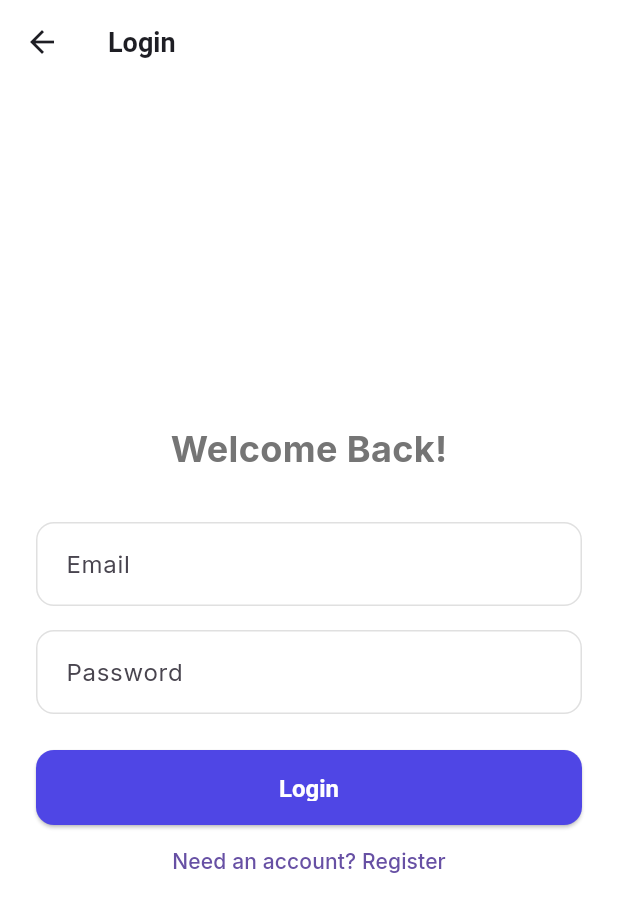
After one commit to Thokalamukesh/Rental_cars, a Flutter app: the AuthScreen screen opened directly, after a tap on "Login", on a phone screen of 412 x 824 dp. The commit adds this screen. Shown: the top 912 px of the screen. Run offline on Flutter 3.47's test engine with Material 3 defaults, Android fonts, the phone set to English and light mode, and no system bars; our stand-ins replace flutter_riverpod, go_router, google_fonts, image_picker, supabase_flutter; accounts and stored records are empty.

Commit message:
Add Auth, My Bookings, and login redirects

```diff
--- a/lib/core/routing/app_router.dart
+++ b/lib/core/routing/app_router.dart
@@ -1,6 +1,7 @@
 import 'package:go_router/go_router.dart';
 import 'package:flutter/material.dart';
 import '../../presentation/auth/screens/splash_screen.dart';
+import '../../presentation/auth/screens/auth_screen.dart';
 import '../../presentation/home/screens/home_screen.dart';
 
 final GlobalKey<NavigatorState> _rootNavigatorKey = GlobalKey<NavigatorState>(debugLabel: 'root');
--- /dev/null
+++ b/lib/presentation/auth/screens/auth_screen.dart
@@ -0,0 +1,89 @@
+import 'package:flutter/material.dart';
+import 'package:go_router/go_router.dart';
+import 'package:supabase_flutter/supabase_flutter.dart';
+
+class AuthScreen extends StatefulWidget {
+  const AuthScreen({super.key});
+
+  @override
+  State<AuthScreen> createState() => _AuthScreenState();
+}
+
+class _AuthScreenState extends State<AuthScreen> {
+  bool _isLogin = true;
+  bool _isLoading = false;
+  final _emailController = TextEditingController();
+  final _passwordController = TextEditingController();
+  final supabase = Supabase.instance.client;
+
+  Future<void> _submit() async {
+    final email = _emailController.text.trim();
+    final password = _passwordController.text.trim();
+    if (email.isEmpty || password.isEmpty) return;
+
+    setState(() => _isLoading = true);
+
+    try {
+      if (_isLogin) {
+        await supabase.auth.signInWithPassword(email: email, password: password);
+      } else {
+        await supabase.auth.signUp(email: email, password: password);
+        // Automatically insert a row into public.users if RLS allows or let a trigger handle it
+        // The dashboard already handles user creation via trigger so signUp is enough.
+      }
+      if (mounted) context.go('/');
+    } catch (e) {
+      ScaffoldMessenger.of(context).showSnackBar(SnackBar(content: Text('Auth Error: $e')));
+    } finally {
+      if (mounted) setState(() => _isLoading = false);
+    }
+  }
+
+  @override
+  Widget build(BuildContext context) {
+    return Scaffold(
+      backgroundColor: Colors.white,
+      appBar: AppBar(title: Text(_isLogin ? 'Login' : 'Register'), elevation: 0),
+      body: Padding(
+        padding: const EdgeInsets.all(24.0),
+        child: Column(
+          mainAxisAlignment: MainAxisAlignment.center,
+          children: [
+            Text(
+              _isLogin ? 'Welcome Back!' : 'Create an Account',
+              style: const TextStyle(fontSize: 24, fontWeight: FontWeight.bold),
+            ),
+            const SizedBox(height: 32),
+            TextField(
+              controller: _emailController,
+              decoration: const InputDecoration(labelText: 'Email', border: OutlineInputBorder()),
+              keyboardType: TextInputType.emailAddress,
+            ),
+            const SizedBox(height: 16),
+            TextField(
+              controller: _passwordController,
+              decoration: const InputDecoration(labelText: 'Password', border: OutlineInputBorder()),
+              obscureText: true,
+            ),
+            const SizedBox(height: 24),
+            SizedBox(
+              width: double.infinity,
+              height: 50,
+              child: ElevatedButton(
+                onPressed: _isLoading ? null : _submit,
+                style: ElevatedButton.styleFrom(backgroundColor: const Color(0xFF4F46E5)),
+                child: _isLoading
+                    ? const CircularProgressIndicator(color: Colors.white)
+                    : Text(_isLogin ? 'Login' : 'Register', style: const TextStyle(color: Colors.white, fontWeight: FontWeight.bold)),
+              ),
+            ),
+            TextButton(
+              onPressed: () => setState(() => _isLogin = !_isLogin),
+              child: Text(_isLogin ? 'Need an account? Register' : 'Already have an account? Login'),
+            )
+          ],
+        ),
+      ),
+    );
+  }
+}
```
Also changed, not shown: lib/presentation/booking/screens/my_bookings_screen.dart (added, +170 -0 lines), lib/presentation/home/screens/home_screen.dart (+14 -0 lines).
